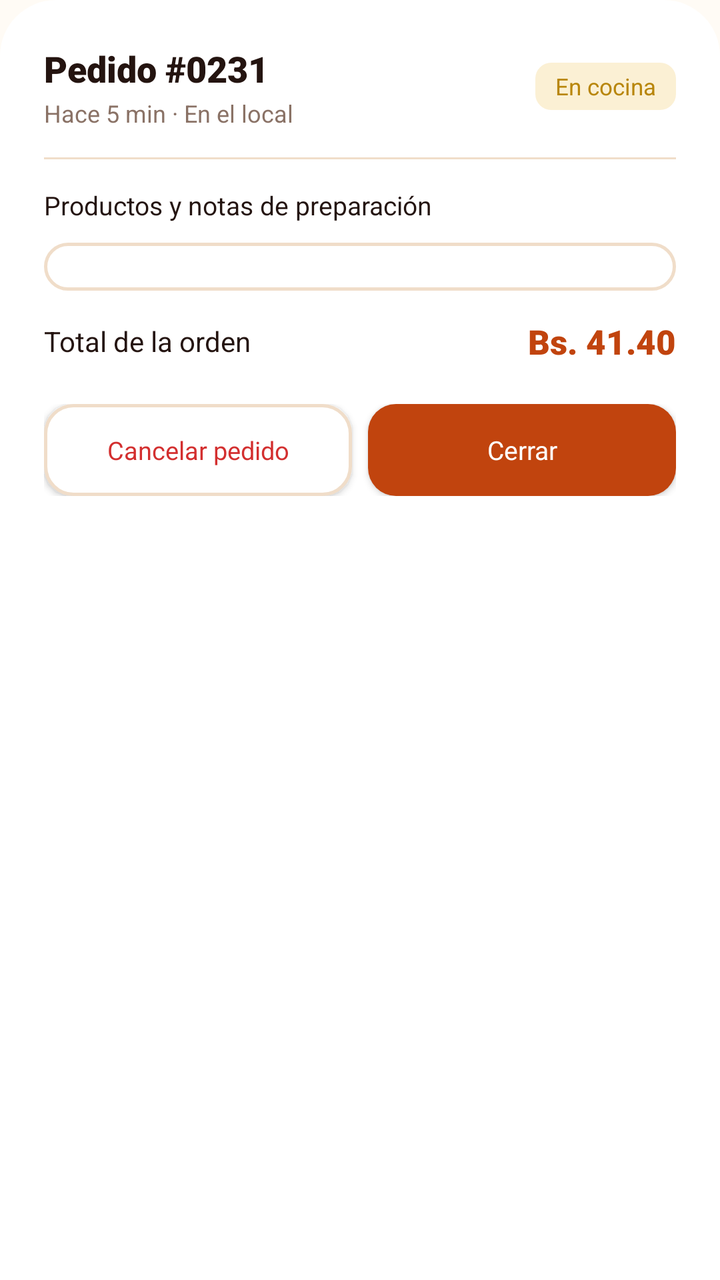
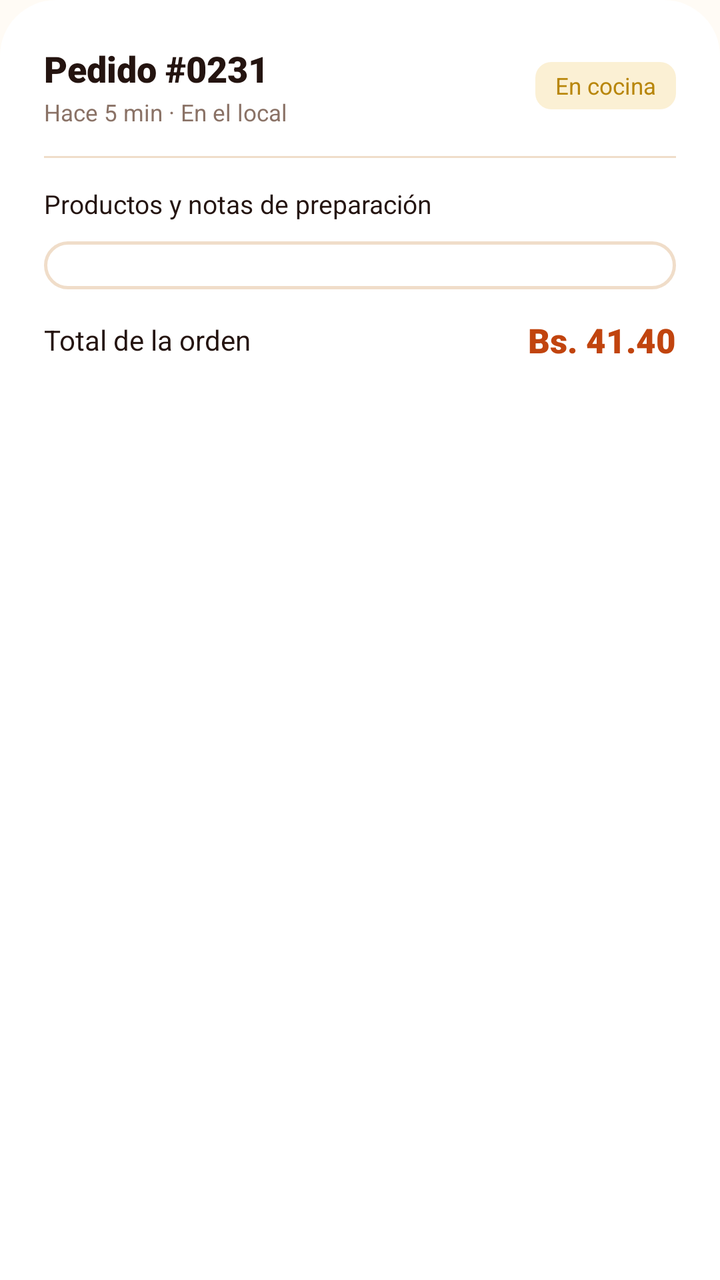

The first picture is an Android layout as it rendered before a commit; the second is the same layout after the commit. The layout source and the unified diff follow.
<!-- AndroidManifest.xml: application theme Theme.Pollogithub -->
<!-- res/layout/dialog_detalle_pedido.xml -->
<?xml version="1.0" encoding="utf-8"?>
<ScrollView xmlns:android="http://schemas.android.com/apk/res/android"
    xmlns:app="http://schemas.android.com/apk/res-auto"
    android:layout_width="match_parent"
    android:layout_height="wrap_content"
    android:background="@drawable/bg_card_top_rounded"
    android:padding="22dp">

    <LinearLayout
        android:layout_width="match_parent"
        android:layout_height="wrap_content"
        android:orientation="vertical">

        
        <LinearLayout
            android:layout_width="match_parent"
            android:layout_height="wrap_content"
            android:gravity="center_vertical"
            android:orientation="horizontal">

            <LinearLayout
                android:layout_width="0dp"
                android:layout_height="wrap_content"
                android:layout_weight="1"
                android:orientation="vertical">

                <TextView
                    android:id="@+id/tvDetalleOrderId"
                    android:layout_width="wrap_content"
                    android:layout_height="wrap_content"
                    android:fontFamily="sans-serif-black"
                    android:text="Pedido #0231"
                    android:textColor="@color/char_900"
                    android:textSize="18sp" />

                <TextView
                    android:id="@+id/tvDetalleOrderMeta"
                    android:layout_width="wrap_content"
                    android:layout_height="wrap_content"
                    android:layout_marginTop="2dp"
                    android:fontFamily="sans-serif"
                    android:text="Hace 5 min · En el local"
                    android:textColor="@color/char_400"
                    android:textSize="12sp" />
            </LinearLayout>

            <TextView
                android:id="@+id/tvDetalleStatusBadge"
                android:layout_width="wrap_content"
                android:layout_height="wrap_content"
                android:background="@drawable/bg_status_cocina"
                android:fontFamily="sans-serif-bold"
                android:paddingHorizontal="10dp"
                android:paddingVertical="4dp"
                android:text="En cocina"
                android:textColor="@color/wait_600"
                android:textSize="11.5sp" />
        </LinearLayout>

        <View
            android:layout_width="match_parent"
            android:layout_height="1dp"
            android:layout_marginVertical="14dp"
            android:background="@color/line_color" />

        
        <TextView
            android:layout_width="wrap_content"
            android:layout_height="wrap_content"
            android:fontFamily="sans-serif-bold"
            android:text="Productos y notas de preparación"
            android:textColor="@color/char_900"
            android:textSize="13sp" />

        
        <LinearLayout
            android:id="@+id/layoutItemsContainer"
            android:layout_width="match_parent"
            android:layout_height="wrap_content"
            android:layout_marginTop="10dp"
            android:background="@drawable/bg_order_card"
            android:orientation="vertical"
            android:padding="12dp">
            
        </LinearLayout>

        
        <LinearLayout
            android:layout_width="match_parent"
            android:layout_height="wrap_content"
            android:layout_marginTop="14dp"
            android:gravity="center_vertical"
            android:orientation="horizontal">

            <TextView
                android:layout_width="0dp"
                android:layout_height="wrap_content"
                android:layout_weight="1"
                android:fontFamily="sans-serif-bold"
                android:text="Total de la orden"
                android:textColor="@color/char_900"
                android:textSize="14sp" />

            <TextView
                android:id="@+id/tvDetalleTotal"
                android:layout_width="wrap_content"
                android:layout_height="wrap_content"
                android:fontFamily="sans-serif-black"
                android:text="Bs. 41.40"
                android:textColor="@color/ember_600"
                android:textSize="17sp" />
        </LinearLayout>

        
        <LinearLayout
            android:layout_width="match_parent"
            android:layout_height="wrap_content"
            android:layout_marginTop="20dp"
            android:orientation="horizontal">

            <androidx.appcompat.widget.AppCompatButton
                android:id="@+id/btnCancelarPedidoDialog"
                android:layout_width="0dp"
                android:layout_height="46dp"
                android:layout_marginEnd="8dp"
                android:layout_weight="1"
                android:background="@drawable/bg_btn_outline"
                android:fontFamily="sans-serif-bold"
                android:text="Cancelar pedido"
                android:textAllCaps="false"
                android:textColor="#D32F2F"
                android:textSize="12.5sp" />

            <androidx.appcompat.widget.AppCompatButton
                android:id="@+id/btnCerrarDetalleDialog"
                android:layout_width="0dp"
                android:layout_height="46dp"
                android:layout_weight="1"
                android:background="@drawable/bg_button_primary"
                android:fontFamily="sans-serif-bold"
                android:text="Cerrar"
                android:textAllCaps="false"
                android:textColor="@color/white"
                android:textSize="13sp" />
        </LinearLayout>

    </LinearLayout>
</ScrollView>
<!-- resources referenced by this layout -->
<resources>
  <!-- unchanged entries left out for length: 18 -->
</resources>

<!-- the commit's change to res/layout/dialog_detalle_pedido.xml (unified diff, before → after) -->
@@ -1,10 +1,9 @@
 <?xml version="1.0" encoding="utf-8"?>
 <ScrollView xmlns:android="http://schemas.android.com/apk/res/android"
     xmlns:app="http://schemas.android.com/apk/res-auto"
+    style="@style/Widget.Pollo.Dialog.Container"
     android:layout_width="match_parent"
-    android:layout_height="wrap_content"
-    android:background="@drawable/bg_card_top_rounded"
-    android:padding="22dp">
+    android:layout_height="wrap_content">
 
     <LinearLayout
         android:layout_width="match_parent"
@@ -26,42 +25,35 @@
 
                 <TextView
                     android:id="@+id/tvDetalleOrderId"
+                    android:textAppearance="@style/TextAppearance.Pollo.Title.Medium"
                     android:layout_width="wrap_content"
                     android:layout_height="wrap_content"
-                    android:fontFamily="sans-serif-black"
-                    android:text="Pedido #0231"
-                    android:textColor="@color/char_900"
-                    android:textSize="18sp" />
+                    android:text="Pedido #0231" />
 
                 <TextView
                     android:id="@+id/tvDetalleOrderMeta"
+                    android:textAppearance="@style/TextAppearance.Pollo.Subtitle"
                     android:layout_width="wrap_content"
                     android:layout_height="wrap_content"
-                    android:layout_marginTop="2dp"
-                    android:fontFamily="sans-serif"
-                    android:text="Hace 5 min · En el local"
-                    android:textColor="@color/char_400"
-                    android:textSize="12sp" />
+                    android:layout_marginTop="@dimen/spacing_2xs"
+                    android:text="Hace 5 min · En el local" />
             </LinearLayout>
 
             <TextView
                 android:id="@+id/tvDetalleStatusBadge"
+                android:textAppearance="@style/TextAppearance.Pollo.Badge.Status"
                 android:layout_width="wrap_content"
                 android:layout_height="wrap_content"
                 android:background="@drawable/bg_status_cocina"
-                android:fontFamily="sans-serif-bold"
                 android:paddingHorizontal="10dp"
                 android:paddingVertical="4dp"
                 android:text="En cocina"
-                android:textColor="@color/wait_600"
-                android:textSize="11.5sp" />
+                android:textColor="@color/wait_600" />
         </LinearLayout>
 
         <View
-            android:layout_width="match_parent"
-            android:layout_height="1dp"
-            android:layout_marginVertical="14dp"
-            android:background="@color/line_color" />
+            style="@style/Widget.Pollo.Divider"
+            android:layout_marginVertical="14dp" />
 
         
         <TextView
@@ -120,28 +112,18 @@
 
             <androidx.appcompat.widget.AppCompatButton
                 android:id="@+id/btnCancelarPedidoDialog"
+                style="@style/Widget.Pollo.Button.Danger"
                 android:layout_width="0dp"
-                android:layout_height="46dp"
                 android:layout_marginEnd="8dp"
                 android:layout_weight="1"
-                android:background="@drawable/bg_btn_outline"
-                android:fontFamily="sans-serif-bold"
-                android:text="Cancelar pedido"
-                android:textAllCaps="false"
-                android:textColor="#D32F2F"
-                android:textSize="12.5sp" />
+                android:text="Cancelar pedido" />
 
             <androidx.appcompat.widget.AppCompatButton
                 android:id="@+id/btnCerrarDetalleDialog"
+                style="@style/Widget.Pollo.Button.Primary.Medium"
                 android:layout_width="0dp"
-                android:layout_height="46dp"
                 android:layout_weight="1"
-                android:background="@drawable/bg_button_primary"
-                android:fontFamily="sans-serif-bold"
-                android:text="Cerrar"
-                android:textAllCaps="false"
-                android:textColor="@color/white"
-                android:textSize="13sp" />
+                android:text="Cerrar" />
         </LinearLayout>
 
     </LinearLayout>
<!-- resource entries referenced after the edit -->
@@ -1,5 +1,77 @@
 <!-- resources referenced by this layout -->
 <resources>
+  <dimen name="spacing_2xs">2dp</dimen>
+  <style name="TextAppearance.Pollo.Badge.Status" parent="TextAppearance.Pollo.Badge">
+          <item name="android:fontFamily">sans-serif-bold</item>
+          <item name="android:textSize">11.5sp</item>
+          <item name="android:textAllCaps">false</item>
+      </style>
+  <style name="TextAppearance.Pollo.Subtitle" parent="TextAppearance.Pollo">
+          <item name="android:fontFamily">sans-serif</item>
+          <item name="android:textColor">@color/char_400</item>
+          <item name="android:textSize">@dimen/text_size_caption</item>
+      </style>
+  <style name="TextAppearance.Pollo.Title.Medium" parent="TextAppearance.Pollo.Title">
+          <item name="android:fontFamily">sans-serif-black</item>
+          <item name="android:textColor">@color/char_900</item>
+          <item name="android:textSize">@dimen/text_size_title_medium</item>
+      </style>
+  <style name="Widget.Pollo.Button.Danger" parent="Widget.Pollo.Button">
+          <item name="android:background">@drawable/bg_btn_outline</item>
+          <item name="android:fontFamily">sans-serif-bold</item>
+          <item name="android:textColor">@color/danger_600</item>
+          <item name="android:textSize">@dimen/text_size_btn_medium</item>
+          <item name="android:textAllCaps">false</item>
+          <item name="android:minHeight">@dimen/btn_height_medium</item>
+          <item name="android:paddingHorizontal">@dimen/spacing_l</item>
+          <item name="android:stateListAnimator">@null</item>
+      </style>
+  <style name="Widget.Pollo.Button.Primary.Medium" parent="Widget.Pollo.Button.Primary">
+          <item name="android:minHeight">@dimen/btn_height_medium</item>
+          <item name="android:textSize">@dimen/text_size_btn_medium</item>
+          <item name="android:paddingHorizontal">@dimen/spacing_l</item>
+      </style>
+  <style name="Widget.Pollo.Dialog.Container" parent="Widget.Pollo.Dialog">
+          <item name="android:background">@drawable/bg_card_top_rounded</item>
+          <item name="android:padding">@dimen/dialog_padding</item>
+      </style>
+  <style name="Widget.Pollo.Divider" parent="Widget.Pollo">
+          <item name="android:layout_width">match_parent</item>
+          <item name="android:layout_height">1dp</item>
+          <item name="android:background">@color/line_color</item>
+      </style>
+  <style name="TextAppearance.Pollo.Badge" parent="TextAppearance.Pollo">
+          <item name="android:fontFamily">sans-serif-black</item>
+          <item name="android:textColor">@color/white</item>
+          <item name="android:textSize">@dimen/text_size_badge</item>
+          <item name="android:textAllCaps">true</item>
+      </style>
+  <style name="TextAppearance.Pollo" parent="android:TextAppearance" />
+  <dimen name="text_size_caption">11.5sp</dimen>
+  <style name="TextAppearance.Pollo.Title" parent="TextAppearance.Pollo" />
+  <dimen name="text_size_title_medium">18sp</dimen>
+  <style name="Widget.Pollo.Button" parent="Widget.AppCompat.Button" />
+  <color name="danger_600">#D32F2F</color>
+  <dimen name="text_size_btn_medium">13.5sp</dimen>
+  <dimen name="btn_height_medium">46dp</dimen>
+  <dimen name="spacing_l">16dp</dimen>
+  <style name="Widget.Pollo.Button.Primary" parent="Widget.Pollo.Button">
+          <item name="android:background">@drawable/bg_button_primary</item>
+          <item name="android:fontFamily">sans-serif-bold</item>
+          <item name="android:textColor">@color/white</item>
+          <item name="android:textSize">@dimen/text_size_btn_primary</item>
+          <item name="android:textAllCaps">false</item>
+          <item name="android:paddingHorizontal">@dimen/spacing_xl</item>
+          <item name="android:minHeight">@dimen/btn_height_primary</item>
+          <item name="android:stateListAnimator">@null</item>
+      </style>
+  <style name="Widget.Pollo.Dialog" parent="" />
+  <dimen name="dialog_padding">22dp</dimen>
+  <style name="Widget.Pollo" parent="" />
+  <dimen name="text_size_badge">10.5sp</dimen>
+  <dimen name="text_size_btn_primary">15sp</dimen>
+  <dimen name="spacing_xl">20dp</dimen>
+  <dimen name="btn_height_primary">52dp</dimen>
   <!-- unchanged entries left out for length: 18 -->
 </resources>
 
